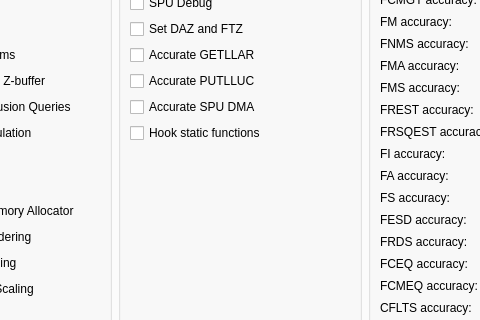
First picture: the form in rpcs3/rpcs3qt/settings_dialog.ui, repository Satan86/rpcs3, before the edit; both pictures show x 155 to 635 and y 108 to 428 of the 796 by 677 pixel window.
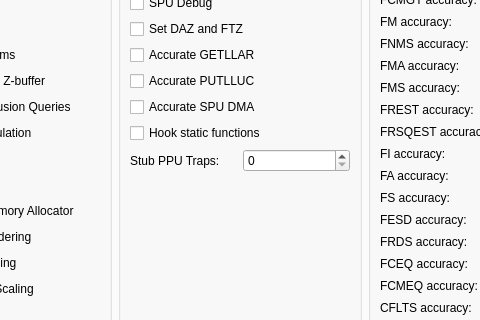
Second picture: the form after the edit. The open tabs and pages were chosen to show the change. Icons and pictures are not drawn.

Commit message: UI: Stub PPU Trap

What changed in the file:
```diff
--- a/rpcs3/rpcs3qt/settings_dialog.ui
+++ b/rpcs3/rpcs3qt/settings_dialog.ui
@@ -3510,6 +3510,20 @@
               </property>
              </widget>
             </item>
+              <item>
+               <layout class="QHBoxLayout" name="layout_ppu_trap" stretch="0,0">
+                <item>
+               <widget class="QLabel" name="ppu_trap_label">
+                <property name="text">
+                 <string>Stub PPU Traps:</string>
+                  </property>
+                 </widget>
+                </item>
+                <item>
+                 <widget class="QSpinBox" name="ppu_trap"/>
+                </item>
+               </layout>
+              </item>
             <item>
              <spacer name="verticalSpacer">
               <property name="orientation">
```
The commit also changes 2 other files.
